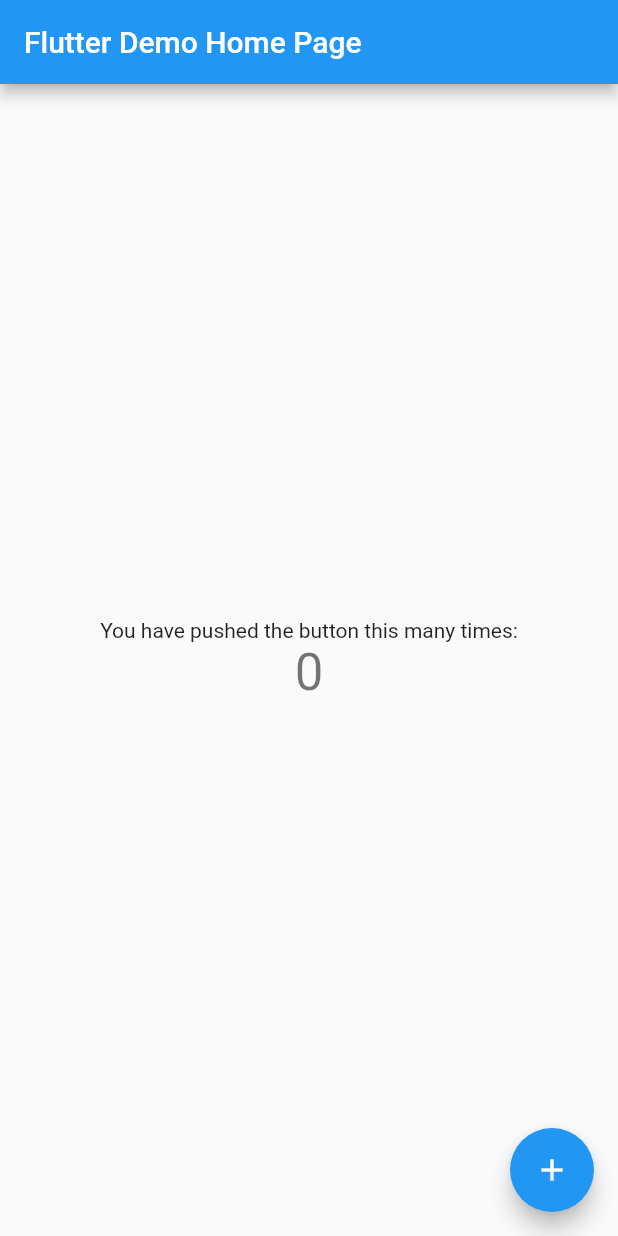
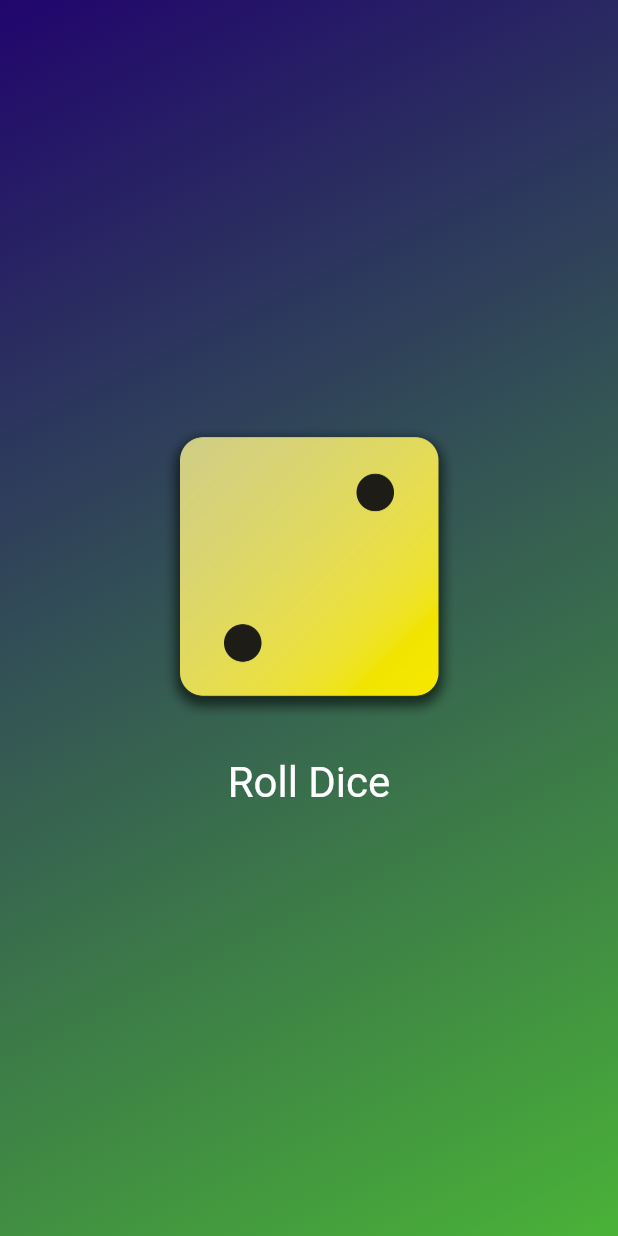
Before and after one commit to CarolineRodrigues/role_dice_flutter, a Flutter app: the screen it shows after launch, on a phone screen of 412 x 824 dp. Run offline on Flutter 3.47's test engine with Material 2 defaults, Android fonts, the phone set to English and light mode, and no system bars.

Commit message:
Role Dice

```diff
--- /dev/null
+++ b/lib/dice_roller.dart
@@ -0,0 +1,49 @@
+import 'dart:math';
+
+import 'package:flutter/material.dart';
+
+class DiceRoller extends StatefulWidget {
+  const DiceRoller({super.key});
+
+  @override
+  State<DiceRoller> createState() => _DiceRollerState();
+}
+
+final randomizer = Random();
+
+class _DiceRollerState extends State<DiceRoller> {
+  var currentDiceRoll = 2;
+
+  void rollDice() {
+    setState(() {
+      currentDiceRoll = randomizer.nextInt(6) + 1;
+    });
+  }
+
+  @override
+  Widget build(BuildContext context) {
+    return Column(
+      mainAxisSize: MainAxisSize.min,
+      children: [
+        Image.asset(
+          'assets/images/dice-$currentDiceRoll.png',
+          width: 200,
+        ),
+        const SizedBox(
+          height: 20,
+        ),
+        TextButton(
+          onPressed: rollDice,
+          style: TextButton.styleFrom(
+            // padding: const EdgeInsets.only(top: 20),
+            foregroundColor: Colors.white,
+            textStyle: const TextStyle(
+              fontSize: 28,
+            ),
+          ),
+          child: const Text('Roll Dice'),
+        ),
+      ],
+    );
+  }
+}
--- /dev/null
+++ b/lib/gradient_container.dart
@@ -0,0 +1,50 @@
+import 'package:flutter/material.dart';
+import 'package:role_dice_flutter/dice_roller.dart';
+// import 'package:role_dice_flutter/styled_text.dart';
+
+const startAlignment = Alignment.topLeft;
+const endAlignment = Alignment.bottomRight;
+
+class GradientContainer extends StatelessWidget {
+  // const GradientContainer({super.key, required this.colors});
+
+  // final List<Color> colors;
+
+  // @override
+  // Widget build(BuildContext context) {
+  //   return Container(
+  //     decoration: BoxDecoration(
+  //       gradient: LinearGradient(
+  //         colors: colors,
+  //         begin: startAlignment,
+  //         end: endAlignment,
+  //       ),
+  //     ),
+  //     child: const Center(
+  //       child: StyledText('Hello World!'),
+  //     ),
+  //   );
+  // }
+
+  const GradientContainer(
+      {required this.color1, required this.color2, super.key});
+
+  final Color color1;
+  final Color color2;
+
+  @override
+  Widget build(BuildContext context) {
+    return Container(
+      decoration: BoxDecoration(
+        gradient: LinearGradient(
+          colors: [color1, color2],
+          begin: startAlignment,
+          end: endAlignment,
+        ),
+      ),
+      child: const Center(
+        child: DiceRoller(),
+      ),
+    );
+  }
+}
--- a/lib/main.dart
+++ b/lib/main.dart
@@ -1,67 +1,15 @@
 import 'package:flutter/material.dart';
+import 'package:role_dice_flutter/gradient_container.dart';
 
 void main() {
-  runApp(const MyApp());
-}
-
-class MyApp extends StatelessWidget {
-  const MyApp({super.key});
-
-  @override
-  Widget build(BuildContext context) {
-    return MaterialApp(
-      title: 'Flutter Demo',
-      theme: ThemeData(
-        primarySwatch: Colors.blue,
-      ),
-      home: const MyHomePage(title: 'Flutter Demo Home Page'),
-    );
-  }
-}
-
-class MyHomePage extends StatefulWidget {
-  const MyHomePage({super.key, required this.title});
-
-  final String title;
-
-  @override
-  State<MyHomePage> createState() => _MyHomePageState();
-}
-
-class _MyHomePageState extends State<MyHomePage> {
-  int _counter = 0;
-
-  void _incrementCounter() {
-    setState(() {
-      _counter++;
-    });
-  }
-
-  @override
-  Widget build(BuildContext context) {
-    return Scaffold(
-      appBar: AppBar(
-        title: Text(widget.title),
-      ),
-      body: Center(
-        child: Column(
-          mainAxisAlignment: MainAxisAlignment.center,
-          children: <Widget>[
-            const Text(
-              'You have pushed the button this many times:',
-            ),
-            Text(
-              '$_counter',
-              style: Theme.of(context).textTheme.headlineMedium,
-            ),
-          ],
+  runApp(
+    const MaterialApp(
+      home: Scaffold(
+        body: GradientContainer(
+          color1: Color.fromARGB(255, 33, 5, 109),
+          color2: Color.fromARGB(255, 73, 178, 55),
         ),
       ),
-      floatingActionButton: FloatingActionButton(
-        onPressed: _incrementCounter,
-        tooltip: 'Increment',
-        child: const Icon(Icons.add),
-      ),
-    );
-  }
+    ),
+  );
 }
--- /dev/null
+++ b/lib/styled_text.dart
@@ -0,0 +1,18 @@
+import 'package:flutter/material.dart';
+
+class StyledText extends StatelessWidget {
+  const StyledText(this.text, {super.key});
+
+  final String text;
+
+  @override
+  Widget build(BuildContext context) {
+    return Text(
+      text,
+      style: const TextStyle(
+        color: Colors.white,
+        fontSize: 28,
+      ),
+    );
+  }
+}
--- a/pubspec.yaml
+++ b/pubspec.yaml
@@ -59,8 +59,8 @@
   uses-material-design: true
 
   # To add assets to your application, add an assets section, like this:
-  # assets:
-  #   - images/a_dot_burr.jpeg
+  assets:
+    - assets/images/
   #   - images/a_dot_ham.jpeg
 
   # An image asset can refer to one or more resolution-specific "variants", see
```
Also changed, not shown: assets/images/dice-1.png (added), assets/images/dice-2.png (added), assets/images/dice-3.png (added), assets/images/dice-4.png (added), assets/images/dice-5.png (added), assets/images/dice-6.png (added).
